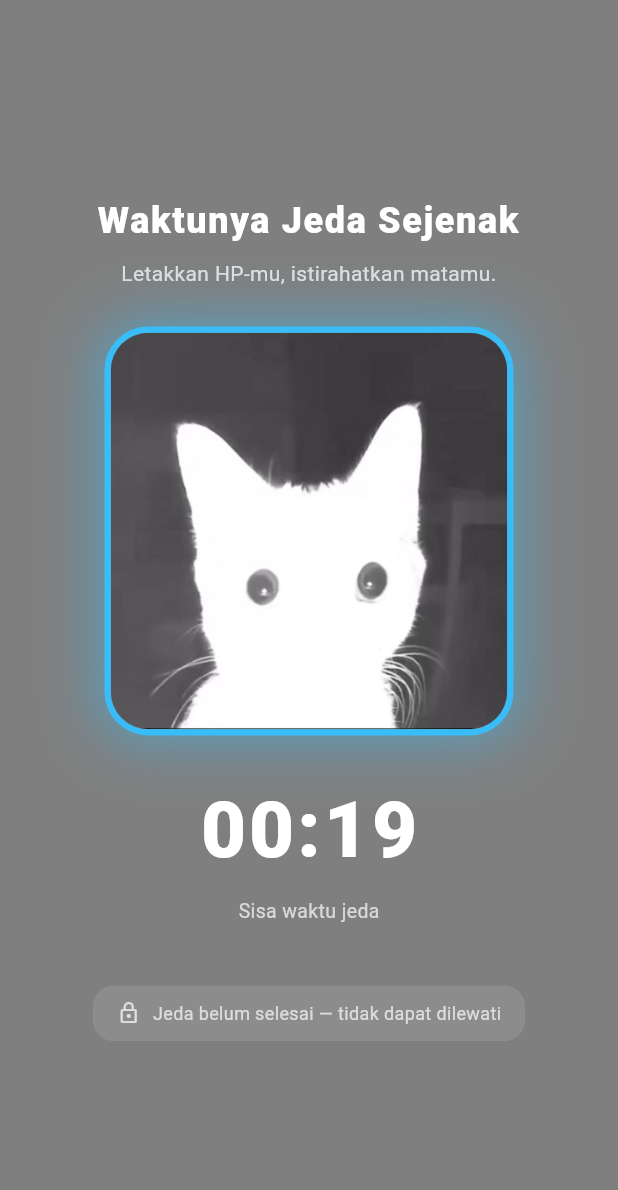
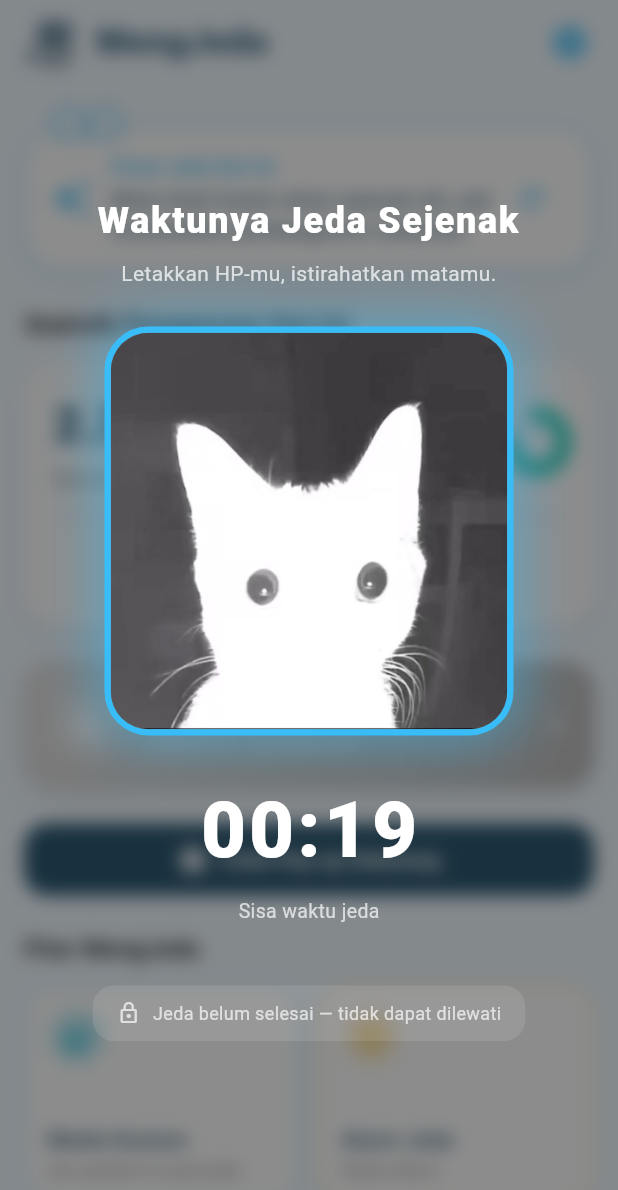
Before and after one commit to Hafiz237/project-app-mengjeda, a Flutter app: the screen it shows after launch, after a tap on "Coba Pop-up Sekarang", on a phone screen of 412 x 824 dp. Shown: the top 1190 px of the screen. Run offline on Flutter 3.47's test engine with Material 3 defaults, Android fonts, the phone set to English and light mode, and no system bars; our stand-ins replace audioplayers, file_picker, image_picker.

Commit message:
fix: memperbaiki tampilan pop up

```diff
--- a/lib/screens/home_screen.dart
+++ b/lib/screens/home_screen.dart
@@ -95,14 +95,20 @@ class _HomeScreenState extends State<HomeScreen> {
   }
 
   Future<void> _showPopupJeda({Duration? durasi}) async {
-    if (!mounted) return;
-    await Navigator.of(context).push(
-      MaterialPageRoute(
-        fullscreenDialog: true,
-        builder: (_) => JedaPopupScreen(durasi: durasi ?? JedaSettings.durasi),
-      ),
-    );
-  }
+  if (!mounted) return;
+  await Navigator.of(context).push<bool>(
+    PageRouteBuilder(
+      opaque: false,
+      barrierDismissible: false,
+      barrierColor: Colors.transparent,
+      transitionDuration: const Duration(milliseconds: 300),
+      pageBuilder: (_, __, ___) =>
+          JedaPopupScreen(durasi: durasi ?? JedaSettings.durasi),
+      transitionsBuilder: (_, animation, __, child) =>
+          FadeTransition(opacity: animation, child: child),
+    ),
+  );
+}
 
   Future<void> _triggerJeda() async {
     final durasi = await showDialog<Duration>(
--- a/lib/screens/jeda_popup_screen.dart
+++ b/lib/screens/jeda_popup_screen.dart
@@ -1,5 +1,6 @@
 import 'dart:async';
 import 'dart:io';
+import 'dart:ui';
 import 'package:flutter/material.dart';
 import 'package:flutter/services.dart';
 import 'package:audioplayers/audioplayers.dart';
@@ -105,8 +106,17 @@ class _JedaPopupScreenState extends State<JedaPopupScreen>
     return PopScope(
       canPop: false,
       child: Scaffold(
-        backgroundColor: Colors.black.withValues(alpha: 0.5),
-        body: SafeArea(
+        backgroundColor: Colors.transparent,
+        body: Stack(
+          fit: StackFit.expand,
+          children: [
+            BackdropFilter(
+              filter: ImageFilter.blur(sigmaX: 6, sigmaY: 6),
+              child: Container(color: Colors.black.withValues(alpha: 0.45)),
+            ),
+
+            // Konten popup
+            SafeArea(
               child: Center(
                 child: Padding(
                   padding: const EdgeInsets.all(24),
@@ -215,6 +225,8 @@ class _JedaPopupScreenState extends State<JedaPopupScreen>
                 ),
               ),
             ),
+          ],
+        ),
       ),
     );
   }
@@ -245,9 +257,7 @@ class _JedaPopupScreenState extends State<JedaPopupScreen>
   Widget _fallback(MediaModel media) {
     return Container(
       color: media.color.withValues(alpha: 0.3),
-      child: Center(
-        child: Icon(media.icon, size: 100, color: Colors.white),
-      ),
+      child: Center(child: Icon(media.icon, size: 100, color: Colors.white)),
     );
   }
 }
```
Lines whose indentation alone changed are shown as unchanged.
